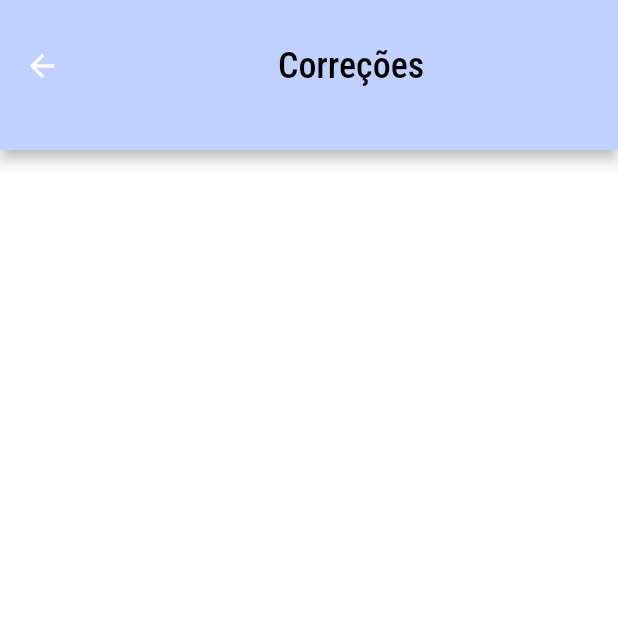
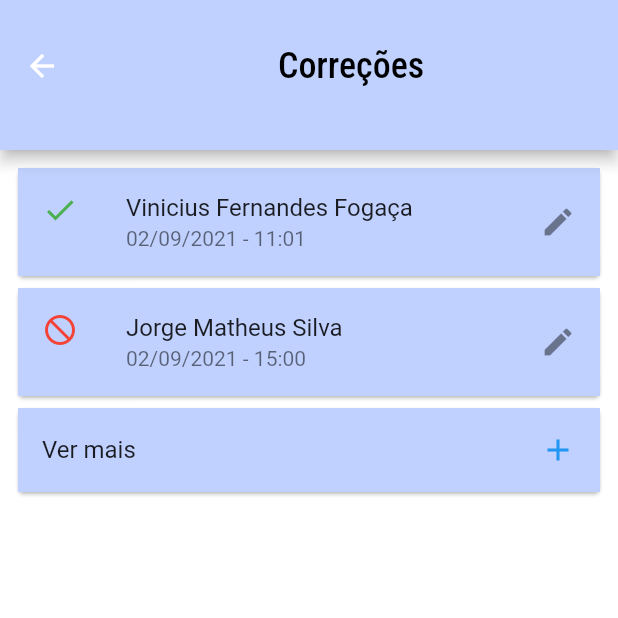
Before and after one commit to vinifoga/registroPonto, a Flutter app: the ReclaimPunchHR screen opened directly, on a phone screen of 412 x 824 dp, the top half of it. Run offline on Flutter 3.47's test engine with Material 2 defaults, Android fonts, the phone set to English and light mode, and no system bars; our stand-ins replace datetime_picker_formfield, firebase_core, google_fonts; accounts and stored records are empty.

Commit message:
Adjustment reclaim punch screen

```diff
--- a/lib/screens/dashboard_hr_analist.dart
+++ b/lib/screens/dashboard_hr_analist.dart
@@ -48,7 +48,7 @@ class DashboardHRAnalist extends StatelessWidget {
             padding: const EdgeInsets.symmetric(horizontal: 32.0),
             child: Row(
               children: [
-                IconButton(onPressed: () {}, icon: const Icon(Icons.home_work_sharp), iconSize: 27,),
+                IconButton(onPressed: () {}, icon: const Icon(Icons.apartment), iconSize: 27,),
                 const Text('Unidades', style: TextStyle(fontSize: 24),)
               ],
             ),
--- a/lib/screens/reclaim_punch_hr.dart
+++ b/lib/screens/reclaim_punch_hr.dart
@@ -1,13 +1,65 @@
 import 'package:flutter/material.dart';
 import 'package:registroponto/components/app_bar_rp.dart';
+import 'package:registroponto/screens/punch_clocking.dart';
+
+import '../constants.dart';
 
 class ReclaimPunchHR extends StatelessWidget {
   const ReclaimPunchHR({Key? key}) : super(key: key);
 
   @override
   Widget build(BuildContext context) {
-    return const Scaffold(
+    return Scaffold(
       appBar: AppBarRp(showImage: false, showBackArrow: true, appBarTitle: 'Correções',),
+      body: ListView(
+        padding: const EdgeInsets.all(8),
+        children: <Widget>[
+          GestureDetector(
+            child: const Card(
+              child: ListTile(
+                leading: Icon(Icons.check, color: Colors.green,),
+                title: Text('Vinicius Fernandes Fogaça'),
+                subtitle: Text('02/09/2021 - 11:01'),
+                trailing: Icon(
+                  Icons.edit,
+                ),
+                tileColor: kPrimaryLightColor,
+              ),
+            ),
+          ),
+          GestureDetector(
+            child: const Card(
+              child: ListTile(
+                leading: Icon(Icons.block_flipped, color: Colors.red,),
+                title: Text('Jorge Matheus Silva'),
+                subtitle: Text('02/09/2021 - 15:00'),
+                trailing: Icon(
+                  Icons.edit,
+                ),
+                tileColor: kPrimaryLightColor,
+              ),
+            ),
+          ),
+          GestureDetector(
+              child: Card(
+                child: ListTile(
+                  title: Text('Ver mais'),
+                  trailing: Icon(
+                    Icons.add,
+                    color: Colors.blue,
+                  ),
+                  tileColor: kPrimaryLightColor,
+                ),
+              ),
+              onTap: () => {
+                Navigator.of(context).push(
+                  MaterialPageRoute(
+                    builder: (context) => PunchClocking(),
+                  ),
+                )
+              }),
+        ],
+      ),
     );
   }
 }
```
